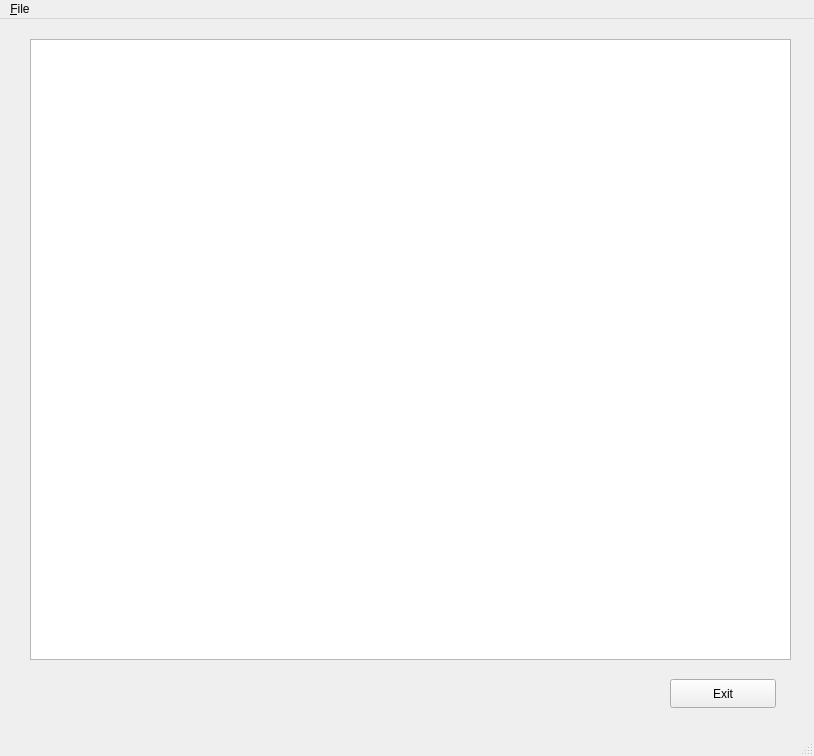
This is forms/main_window.ui in 315iah515/BerlinUhr as Qt 5 draws it before an edit. The edited form follows.
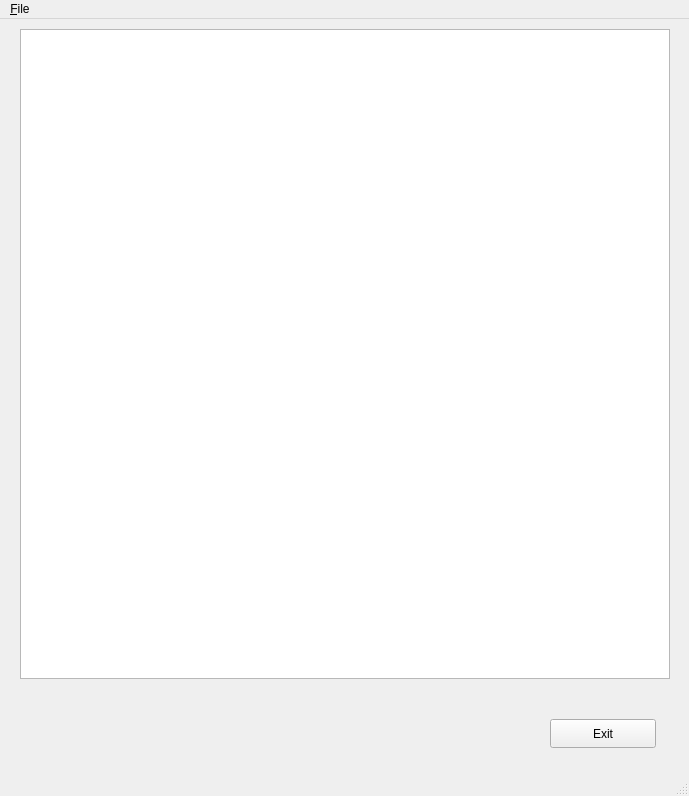
This is the edited form.

Commit message: fixed a problem with displaying the graphics view within main window

```diff
--- a/forms/main_window.ui
+++ b/forms/main_window.ui
@@ -6,8 +6,8 @@
    <rect>
     <x>0</x>
     <y>0</y>
-    <width>814</width>
-    <height>756</height>
+    <width>689</width>
+    <height>796</height>
    </rect>
   </property>
   <property name="windowTitle">
@@ -17,8 +17,8 @@
    <widget class="QPushButton" name="pushButton">
     <property name="geometry">
      <rect>
-      <x>670</x>
-      <y>660</y>
+      <x>550</x>
+      <y>700</y>
       <width>106</width>
       <height>29</height>
      </rect>
@@ -30,10 +30,10 @@
    <widget class="QGraphicsView" name="GraphicsView">
     <property name="geometry">
      <rect>
-      <x>30</x>
-      <y>20</y>
-      <width>761</width>
-      <height>621</height>
+      <x>20</x>
+      <y>10</y>
+      <width>650</width>
+      <height>650</height>
      </rect>
     </property>
    </widget>
@@ -43,7 +43,7 @@
     <rect>
      <x>0</x>
      <y>0</y>
-     <width>814</width>
+     <width>689</width>
      <height>25</height>
     </rect>
    </property>
```
The commit also changes 3 other files.
